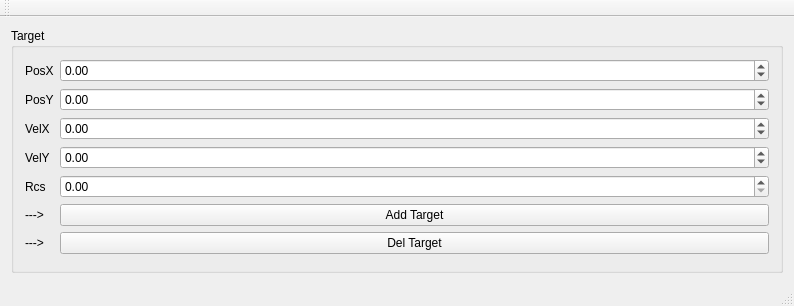
Above: TargetSimulator/Example/mainwindow.ui from rotace/sample_qt before the change. Below: the same form after it.
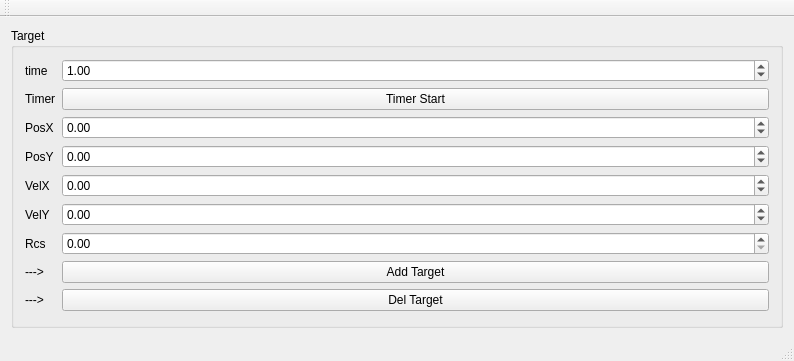
That is the form after the change.

Diff of the .ui file:
```diff
--- a/TargetSimulator/Example/mainwindow.ui
+++ b/TargetSimulator/Example/mainwindow.ui
@@ -7,7 +7,7 @@
     <x>0</x>
     <y>0</y>
     <width>794</width>
-    <height>306</height>
+    <height>361</height>
    </rect>
   </property>
   <property name="windowTitle">
@@ -21,14 +21,28 @@
        <string>Target</string>
       </property>
       <layout class="QFormLayout" name="formLayout">
-       <item row="0" column="0">
+       <item row="1" column="0">
+        <widget class="QLabel" name="timerLabel">
+         <property name="text">
+          <string>Timer</string>
+         </property>
+        </widget>
+       </item>
+       <item row="1" column="1">
+        <widget class="QPushButton" name="timerPushButton">
+         <property name="text">
+          <string>Timer Start</string>
+         </property>
+        </widget>
+       </item>
+       <item row="2" column="0">
         <widget class="QLabel" name="posXLabel">
          <property name="text">
           <string>PosX</string>
          </property>
         </widget>
        </item>
-       <item row="0" column="1">
+       <item row="2" column="1">
         <widget class="QDoubleSpinBox" name="posXDoubleSpinBox">
          <property name="minimum">
           <double>-100.000000000000000</double>
@@ -38,14 +52,14 @@
          </property>
         </widget>
        </item>
-       <item row="1" column="0">
+       <item row="3" column="0">
         <widget class="QLabel" name="posYLabel">
          <property name="text">
           <string>PosY</string>
          </property>
         </widget>
        </item>
-       <item row="1" column="1">
+       <item row="3" column="1">
         <widget class="QDoubleSpinBox" name="posYDoubleSpinBox">
          <property name="minimum">
           <double>-100.000000000000000</double>
@@ -55,14 +69,14 @@
          </property>
         </widget>
        </item>
-       <item row="2" column="0">
+       <item row="4" column="0">
         <widget class="QLabel" name="velXLabel">
          <property name="text">
           <string>VelX</string>
          </property>
         </widget>
        </item>
-       <item row="2" column="1">
+       <item row="4" column="1">
         <widget class="QDoubleSpinBox" name="velXDoubleSpinBox">
          <property name="minimum">
           <double>-100.000000000000000</double>
@@ -72,61 +86,81 @@
          </property>
         </widget>
        </item>
-       <item row="3" column="0">
+       <item row="5" column="0">
         <widget class="QLabel" name="velYLabel">
          <property name="text">
           <string>VelY</string>
          </property>
         </widget>
        </item>
-       <item row="3" column="1">
-        <widget class="QDoubleSpinBox" name="velYDoubleSpinBox">
-         <property name="minimum">
-          <double>-100.000000000000000</double>
-         </property>
-         <property name="maximum">
-          <double>100.000000000000000</double>
-         </property>
-        </widget>
-       </item>
        <item row="5" column="1">
-        <widget class="QPushButton" name="addTargetPushButton">
-         <property name="text">
-          <string>Add Target</string>
+        <widget class="QDoubleSpinBox" name="velYDoubleSpinBox">
+         <property name="minimum">
+          <double>-100.000000000000000</double>
          </property>
-        </widget>
-       </item>
-       <item row="5" column="0">
-        <widget class="QLabel" name="addLabel">
-         <property name="text">
-          <string>---&gt;</string>
+         <property name="maximum">
+          <double>100.000000000000000</double>
          </property>
         </widget>
        </item>
-       <item row="4" column="0">
+       <item row="6" column="0">
         <widget class="QLabel" name="rcsLabel">
          <property name="text">
           <string>Rcs</string>
          </property>
         </widget>
        </item>
-       <item row="4" column="1">
+       <item row="6" column="1">
         <widget class="QDoubleSpinBox" name="rcsDoubleSpinBox"/>
        </item>
-       <item row="6" column="0">
+       <item row="7" column="0">
+        <widget class="QLabel" name="addLabel">
+         <property name="text">
+          <string>---&gt;</string>
+         </property>
+        </widget>
+       </item>
+       <item row="7" column="1">
+        <widget class="QPushButton" name="addTargetPushButton">
+         <property name="text">
+          <string>Add Target</string>
+         </property>
+        </widget>
+       </item>
+       <item row="8" column="0">
         <widget class="QLabel" name="delLabel">
          <property name="text">
           <string>---&gt;</string>
          </property>
         </widget>
        </item>
-       <item row="6" column="1">
+       <item row="8" column="1">
         <widget class="QPushButton" name="delPushButton">
          <property name="text">
           <string>Del Target</string>
          </property>
         </widget>
        </item>
+       <item row="0" column="0">
+        <widget class="QLabel" name="timeLabel">
+         <property name="text">
+          <string>time</string>
+         </property>
+        </widget>
+       </item>
+       <item row="0" column="1">
+        <widget class="QDoubleSpinBox" name="timeDoubleSpinBox">
+         <property name="minimum">
+          <double>0.010000000000000</double>
+         </property>
+         <property name="singleStep">
+          <double>0.010000000000000</double>
+         </property>
+         <property name="value">
+          <double>1.000000000000000</double>
+         </property>
+        </widget>
+       </item>
       </layout>
      </widget>
     </item>
```
